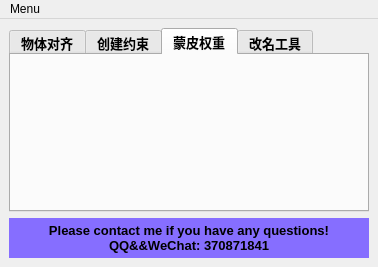
Ginger-Wang/Maya-API-learn, file test.ui: the form before one commit.
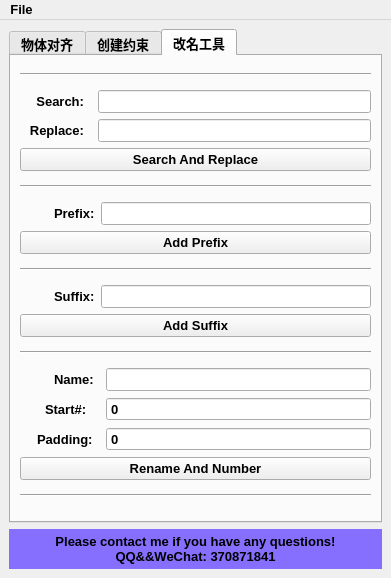
The form after the commit. The open tabs and pages were chosen to show the change.

Diff of the .ui file:
```diff
--- a/test.ui
+++ b/test.ui
@@ -2,12 +2,15 @@
 <ui version="4.0">
  <class>AnimatorTools</class>
  <widget class="QMainWindow" name="AnimatorTools">
+  <property name="enabled">
+   <bool>true</bool>
+  </property>
   <property name="geometry">
    <rect>
     <x>0</x>
     <y>0</y>
-    <width>378</width>
-    <height>267</height>
+    <width>391</width>
+    <height>578</height>
    </rect>
   </property>
   <property name="acceptDrops">
@@ -50,9 +53,12 @@
     </item>
     <item row="4" column="0">
      <widget class="QTabWidget" name="tabWidget">
+      <property name="enabled">
+       <bool>true</bool>
+      </property>
       <property name="minimumSize">
        <size>
-        <width>360</width>
+        <width>320</width>
         <height>180</height>
        </size>
       </property>
@@ -779,24 +785,19 @@
         </item>
        </layout>
       </widget>
-      <widget class="QWidget" name="skinWeight_tab">
-       <attribute name="title">
-        <string>蒙皮权重</string>
-       </attribute>
-      </widget>
-      <widget class="QWidget" name="reName_tab">
+      <widget class="QWidget" name="rename_tab">
        <attribute name="title">
         <string>改名工具</string>
        </attribute>
-       <widget class="QWidget" name="layoutWidget">
-        <property name="geometry">
-         <rect>
-          <x>0</x>
-          <y>0</y>
-          <width>351</width>
-          <height>91</height>
-         </rect>
-        </property>
+       <layout class="QGridLayout" name="gridLayout_14">
+        <item row="0" column="0">
+         <widget class="Line" name="searchreplace_line_4">
+          <property name="orientation">
+           <enum>Qt::Horizontal</enum>
+          </property>
+         </widget>
+        </item>
+        <item row="1" column="0">
         <layout class="QGridLayout" name="gridLayout_4">
          <item row="0" column="1">
           <widget class="QLabel" name="search_Label">
@@ -902,21 +903,222 @@
            </property>
           </widget>
          </item>
-        </layout>
-       </widget>
+          <item row="0" column="0" rowspan="2">
+           <widget class="Line" name="searchreplace_line_2">
+            <property name="enabled">
+             <bool>true</bool>
+            </property>
+            <property name="frameShadow">
+             <enum>QFrame::Raised</enum>
+            </property>
+            <property name="lineWidth">
+             <number>0</number>
+            </property>
+            <property name="orientation">
+             <enum>Qt::Vertical</enum>
+            </property>
+           </widget>
+          </item>
+         </layout>
+        </item>
+        <item row="2" column="0">
        <widget class="Line" name="searchreplace_line">
-        <property name="geometry">
-         <rect>
-          <x>-3</x>
-          <y>90</y>
-          <width>361</width>
-          <height>16</height>
-         </rect>
-        </property>
+          <property name="orientation">
+           <enum>Qt::Horizontal</enum>
+          </property>
+         </widget>
+        </item>
+        <item row="3" column="0">
+         <layout class="QGridLayout" name="gridLayout_5">
+          <item row="0" column="1">
+           <widget class="QLabel" name="prefix_label">
+            <property name="toolTipDuration">
+             <number>-1</number>
+            </property>
+            <property name="text">
+             <string>Prefix:</string>
+            </property>
+            <property name="indent">
+             <number>25</number>
+            </property>
+           </widget>
+          </item>
+          <item row="0" column="2">
+           <widget class="QLineEdit" name="prefix_lineEdit"/>
+          </item>
+          <item row="0" column="0">
+           <widget class="Line" name="prefix_line">
+            <property name="enabled">
+             <bool>true</bool>
+            </property>
+            <property name="frameShadow">
+             <enum>QFrame::Raised</enum>
+            </property>
+            <property name="lineWidth">
+             <number>0</number>
+            </property>
         <property name="orientation">
+             <enum>Qt::Vertical</enum>
+            </property>
+           </widget>
+          </item>
+          <item row="1" column="0" colspan="3">
+           <widget class="QPushButton" name="addPrefix_pushButton">
+            <property name="text">
+             <string>Add Prefix</string>
+            </property>
+           </widget>
+          </item>
+         </layout>
+        </item>
+        <item row="4" column="0">
+         <widget class="Line" name="searchreplace_line_5">
+          <property name="orientation">
          <enum>Qt::Horizontal</enum>
         </property>
        </widget>
+        </item>
+        <item row="5" column="0">
+         <layout class="QGridLayout" name="gridLayout_6">
+          <item row="0" column="0">
+           <widget class="Line" name="suffix_line">
+            <property name="enabled">
+             <bool>true</bool>
+            </property>
+            <property name="frameShadow">
+             <enum>QFrame::Raised</enum>
+            </property>
+            <property name="lineWidth">
+             <number>0</number>
+            </property>
+            <property name="orientation">
+             <enum>Qt::Vertical</enum>
+            </property>
+           </widget>
+          </item>
+          <item row="0" column="1">
+           <widget class="QLabel" name="suffix_Label">
+            <property name="toolTipDuration">
+             <number>-1</number>
+            </property>
+            <property name="text">
+             <string>Suffix:</string>
+            </property>
+            <property name="indent">
+             <number>25</number>
+            </property>
+           </widget>
+          </item>
+          <item row="0" column="2">
+           <widget class="QLineEdit" name="suffix_lineEdit"/>
+          </item>
+          <item row="1" column="0" colspan="3">
+           <widget class="QPushButton" name="addSuffix_pushButton">
+            <property name="text">
+             <string>Add Suffix</string>
+            </property>
+           </widget>
+          </item>
+         </layout>
+        </item>
+        <item row="6" column="0">
+         <widget class="Line" name="searchreplace_line_7">
+          <property name="orientation">
+           <enum>Qt::Horizontal</enum>
+          </property>
+         </widget>
+        </item>
+        <item row="7" column="0">
+         <layout class="QGridLayout" name="gridLayout_13">
+          <item row="0" column="1">
+           <widget class="QLabel" name="rename_label">
+            <property name="toolTipDuration">
+             <number>-1</number>
+            </property>
+            <property name="text">
+             <string>Name:</string>
+            </property>
+            <property name="indent">
+             <number>25</number>
+            </property>
+           </widget>
+          </item>
+          <item row="0" column="3">
+           <widget class="QLineEdit" name="rename_lineEdit"/>
+          </item>
+          <item row="3" column="0" colspan="4">
+           <widget class="QPushButton" name="renameStart_pushButton">
+            <property name="text">
+             <string>Rename And Number</string>
+            </property>
+           </widget>
+          </item>
+          <item row="1" column="1">
+           <widget class="QLabel" name="startNum_label">
+            <property name="toolTipDuration">
+             <number>-1</number>
+            </property>
+            <property name="text">
+             <string>Start#:</string>
+            </property>
+            <property name="indent">
+             <number>16</number>
+            </property>
+           </widget>
+          </item>
+          <item row="2" column="1">
+           <widget class="QLabel" name="paddingNum_label">
+            <property name="toolTipDuration">
+             <number>-1</number>
+            </property>
+            <property name="text">
+             <string>Padding:</string>
+            </property>
+            <property name="indent">
+             <number>8</number>
+            </property>
+           </widget>
+          </item>
+          <item row="0" column="0" rowspan="3">
+           <widget class="Line" name="rename_line">
+            <property name="enabled">
+             <bool>true</bool>
+            </property>
+            <property name="frameShadow">
+             <enum>QFrame::Raised</enum>
+            </property>
+            <property name="lineWidth">
+             <number>0</number>
+            </property>
+            <property name="orientation">
+             <enum>Qt::Vertical</enum>
+            </property>
+           </widget>
+          </item>
+          <item row="2" column="3">
+           <widget class="QSpinBox" name="paddingNum_spinBox">
+            <property name="buttonSymbols">
+             <enum>QAbstractSpinBox::NoButtons</enum>
+            </property>
+           </widget>
+          </item>
+          <item row="1" column="3">
+           <widget class="QSpinBox" name="startNum_spinBox">
+            <property name="buttonSymbols">
+             <enum>QAbstractSpinBox::NoButtons</enum>
+            </property>
+           </widget>
+          </item>
+         </layout>
+        </item>
+        <item row="8" column="0">
+         <widget class="Line" name="searchreplace_line_9">
+          <property name="orientation">
+           <enum>Qt::Horizontal</enum>
+          </property>
+         </widget>
+        </item>
+       </layout>
       </widget>
      </widget>
     </item>
@@ -927,13 +1129,20 @@
     <rect>
      <x>0</x>
      <y>0</y>
-     <width>378</width>
-     <height>23</height>
+     <width>391</width>
+     <height>25</height>
     </rect>
    </property>
+   <property name="font">
+    <font>
+     <pointsize>10</pointsize>
+     <weight>75</weight>
+     <bold>true</bold>
+    </font>
+   </property>
    <widget class="QMenu" name="menuFile">
     <property name="title">
-     <string>Menu</string>
+     <string>File</string>
     </property>
     <addaction name="separator"/>
     <addaction name="actionQiut"/>
```
Left out of the diff: 202 changed lines with no effect on the pictures. Lines whose indentation alone changed are shown as unchanged.
